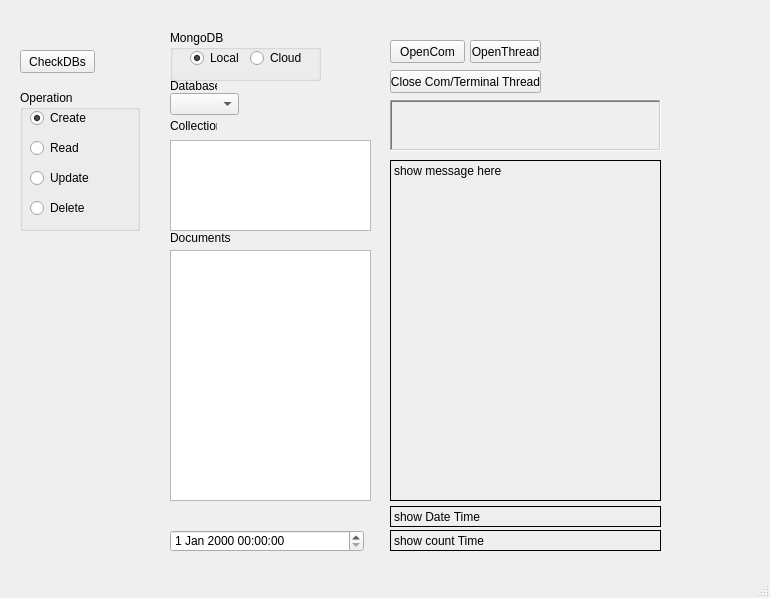
First picture: the form in myMDB.ui, repository avenboss/avenboss, before the edit.
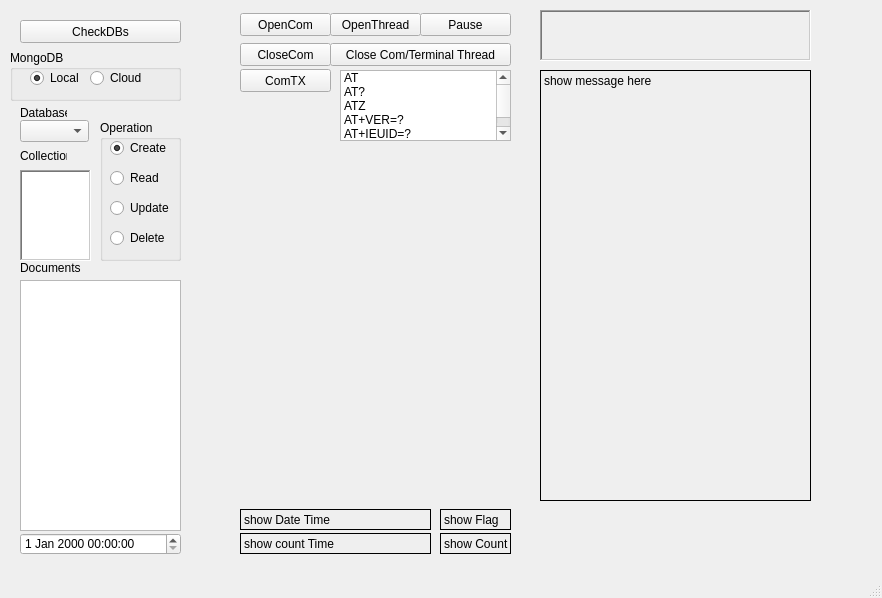
Second picture: the form after the edit.

```diff
--- a/myMDB.ui
+++ b/myMDB.ui
@@ -2,14 +2,23 @@
 <ui version="4.0">
  <class>MainWindow</class>
  <widget class="QMainWindow" name="MainWindow">
+  <property name="enabled">
+   <bool>true</bool>
+  </property>
   <property name="geometry">
    <rect>
     <x>0</x>
     <y>0</y>
-    <width>770</width>
+    <width>882</width>
     <height>598</height>
    </rect>
   </property>
+  <property name="sizePolicy">
+   <sizepolicy hsizetype="Preferred" vsizetype="Preferred">
+    <horstretch>2</horstretch>
+    <verstretch>0</verstretch>
+   </sizepolicy>
+  </property>
   <property name="windowTitle">
    <string>MainWindow</string>
   </property>
@@ -18,8 +27,8 @@
     <property name="geometry">
      <rect>
       <x>20</x>
-      <y>50</y>
-      <width>75</width>
+      <y>20</y>
+      <width>161</width>
       <height>23</height>
      </rect>
     </property>
@@ -30,9 +39,9 @@
    <widget class="QGroupBox" name="groupBox">
     <property name="geometry">
      <rect>
-      <x>170</x>
-      <y>30</y>
-      <width>151</width>
+      <x>10</x>
+      <y>50</y>
+      <width>171</width>
       <height>51</height>
      </rect>
     </property>
@@ -72,8 +81,8 @@
    <widget class="QLabel" name="label">
     <property name="geometry">
      <rect>
-      <x>170</x>
-      <y>230</y>
+      <x>20</x>
+      <y>260</y>
       <width>61</width>
       <height>16</height>
      </rect>
@@ -85,8 +94,8 @@
    <widget class="QLabel" name="label_2">
     <property name="geometry">
      <rect>
-      <x>170</x>
-      <y>80</y>
+      <x>20</x>
+      <y>107</y>
       <width>47</width>
       <height>12</height>
      </rect>
@@ -98,8 +107,8 @@
    <widget class="QComboBox" name="CBOX_db">
     <property name="geometry">
      <rect>
-      <x>170</x>
-      <y>93</y>
+      <x>20</x>
+      <y>120</y>
       <width>69</width>
       <height>22</height>
      </rect>
@@ -108,9 +117,9 @@
    <widget class="QPlainTextEdit" name="PTBOX_document">
     <property name="geometry">
      <rect>
-      <x>170</x>
-      <y>250</y>
-      <width>201</width>
+      <x>20</x>
+      <y>280</y>
+      <width>161</width>
       <height>251</height>
      </rect>
     </property>
@@ -118,9 +127,9 @@
    <widget class="QGroupBox" name="groupBox_2">
     <property name="geometry">
      <rect>
-      <x>20</x>
-      <y>90</y>
-      <width>120</width>
+      <x>100</x>
+      <y>120</y>
+      <width>81</width>
       <height>141</height>
      </rect>
     </property>
@@ -186,8 +195,8 @@
    <widget class="QLabel" name="label_3">
     <property name="geometry">
      <rect>
-      <x>170</x>
-      <y>120</y>
+      <x>20</x>
+      <y>150</y>
       <width>47</width>
       <height>12</height>
      </rect>
@@ -199,19 +208,28 @@
    <widget class="QListWidget" name="LSTW_collection">
     <property name="geometry">
      <rect>
-      <x>170</x>
-      <y>140</y>
-      <width>201</width>
+      <x>20</x>
+      <y>170</y>
+      <width>71</width>
       <height>91</height>
      </rect>
     </property>
+    <property name="autoFillBackground">
+     <bool>false</bool>
+    </property>
+    <property name="frameShape">
+     <enum>QFrame::WinPanel</enum>
+    </property>
+    <property name="frameShadow">
+     <enum>QFrame::Sunken</enum>
+    </property>
    </widget>
    <widget class="QDateTimeEdit" name="dateTimeEdit">
     <property name="geometry">
      <rect>
-      <x>170</x>
-      <y>530</y>
-      <width>194</width>
+      <x>20</x>
+      <y>533</y>
+      <width>161</width>
       <height>22</height>
      </rect>
     </property>
@@ -219,10 +237,10 @@
    <widget class="QLabel" name="LAB_dmsg">
     <property name="geometry">
      <rect>
-      <x>390</x>
-      <y>160</y>
+      <x>540</x>
+      <y>70</y>
       <width>271</width>
-      <height>341</height>
+      <height>431</height>
      </rect>
     </property>
     <property name="frameShape">
@@ -244,9 +262,9 @@
    <widget class="QPushButton" name="PBTNT">
     <property name="geometry">
      <rect>
-      <x>390</x>
-      <y>40</y>
-      <width>75</width>
+      <x>240</x>
+      <y>13</y>
+      <width>91</width>
       <height>23</height>
      </rect>
     </property>
@@ -272,9 +290,9 @@
    <widget class="QPushButton" name="PBTNT_2">
     <property name="geometry">
      <rect>
-      <x>470</x>
-      <y>40</y>
-      <width>71</width>
+      <x>330</x>
+      <y>13</y>
+      <width>91</width>
       <height>23</height>
      </rect>
     </property>
@@ -300,9 +318,9 @@
    <widget class="QLabel" name="LAB_runtime">
     <property name="geometry">
      <rect>
-      <x>390</x>
-      <y>530</y>
-      <width>271</width>
+      <x>240</x>
+      <y>533</y>
+      <width>191</width>
       <height>21</height>
      </rect>
     </property>
@@ -325,9 +343,9 @@
    <widget class="QLabel" name="LAB_datetime">
     <property name="geometry">
      <rect>
-      <x>390</x>
-      <y>506</y>
-      <width>271</width>
+      <x>240</x>
+      <y>509</y>
+      <width>191</width>
       <height>21</height>
      </rect>
     </property>
@@ -350,9 +368,9 @@
    <widget class="QPushButton" name="PBTNT_3">
     <property name="geometry">
      <rect>
-      <x>390</x>
-      <y>70</y>
-      <width>151</width>
+      <x>330</x>
+      <y>43</y>
+      <width>181</width>
       <height>23</height>
      </rect>
     </property>
@@ -378,8 +396,8 @@
    <widget class="QLabel" name="LAB_error">
     <property name="geometry">
      <rect>
-      <x>390</x>
-      <y>100</y>
+      <x>540</x>
+      <y>10</y>
       <width>271</width>
       <height>51</height>
      </rect>
@@ -403,6 +421,175 @@
      <cstring></cstring>
     </property>
    </widget>
+   <widget class="QPushButton" name="PBTNT_pause">
+    <property name="geometry">
+     <rect>
+      <x>420</x>
+      <y>13</y>
+      <width>91</width>
+      <height>23</height>
+     </rect>
+    </property>
+    <property name="autoFillBackground">
+     <bool>true</bool>
+    </property>
+    <property name="text">
+     <string>Pause</string>
+    </property>
+    <property name="checkable">
+     <bool>false</bool>
+    </property>
+    <property name="autoDefault">
+     <bool>false</bool>
+    </property>
+    <property name="default">
+     <bool>false</bool>
+    </property>
+    <property name="flat">
+     <bool>false</bool>
+    </property>
+   </widget>
+   <widget class="QLabel" name="LAB_showflag">
+    <property name="geometry">
+     <rect>
+      <x>440</x>
+      <y>509</y>
+      <width>71</width>
+      <height>21</height>
+     </rect>
+    </property>
+    <property name="frameShape">
+     <enum>QFrame::Box</enum>
+    </property>
+    <property name="text">
+     <string>show Flag</string>
+    </property>
+    <property name="alignment">
+     <set>Qt::AlignLeading|Qt::AlignLeft|Qt::AlignTop</set>
+    </property>
+    <property name="wordWrap">
+     <bool>false</bool>
+    </property>
+    <property name="buddy">
+     <cstring></cstring>
+    </property>
+   </widget>
+   <widget class="QLabel" name="LAB_showcount">
+    <property name="geometry">
+     <rect>
+      <x>440</x>
+      <y>533</y>
+      <width>71</width>
+      <height>21</height>
+     </rect>
+    </property>
+    <property name="frameShape">
+     <enum>QFrame::Box</enum>
+    </property>
+    <property name="text">
+     <string>show Count</string>
+    </property>
+    <property name="alignment">
+     <set>Qt::AlignLeading|Qt::AlignLeft|Qt::AlignTop</set>
+    </property>
+    <property name="wordWrap">
+     <bool>false</bool>
+    </property>
+    <property name="buddy">
+     <cstring></cstring>
+    </property>
+   </widget>
+   <widget class="QPushButton" name="PBTNT_comtx">
+    <property name="geometry">
+     <rect>
+      <x>240</x>
+      <y>69</y>
+      <width>91</width>
+      <height>23</height>
+     </rect>
+    </property>
+    <property name="autoFillBackground">
+     <bool>true</bool>
+    </property>
+    <property name="text">
+     <string>ComTX</string>
+    </property>
+    <property name="checkable">
+     <bool>true</bool>
+    </property>
+    <property name="autoDefault">
+     <bool>false</bool>
+    </property>
+    <property name="default">
+     <bool>false</bool>
+    </property>
+    <property name="flat">
+     <bool>false</bool>
+    </property>
+   </widget>
+   <widget class="QPushButton" name="PBTNT_comclose">
+    <property name="geometry">
+     <rect>
+      <x>240</x>
+      <y>43</y>
+      <width>91</width>
+      <height>23</height>
+     </rect>
+    </property>
+    <property name="autoFillBackground">
+     <bool>true</bool>
+    </property>
+    <property name="text">
+     <string>CloseCom</string>
+    </property>
+    <property name="checkable">
+     <bool>true</bool>
+    </property>
+    <property name="autoDefault">
+     <bool>false</bool>
+    </property>
+    <property name="default">
+     <bool>false</bool>
+    </property>
+    <property name="flat">
+     <bool>false</bool>
+    </property>
+   </widget>
+   <widget class="QListWidget" name="LSTW_atcmds">
+    <property name="geometry">
+     <rect>
+      <x>340</x>
+      <y>70</y>
+      <width>171</width>
+      <height>71</height>
+     </rect>
+    </property>
+    <item>
+     <property name="text">
+      <string>AT</string>
+     </property>
+    </item>
+    <item>
+     <property name="text">
+      <string>AT?</string>
+     </property>
+    </item>
+    <item>
+     <property name="text">
+      <string>ATZ</string>
+     </property>
+    </item>
+    <item>
+     <property name="text">
+      <string>AT+VER=?</string>
+     </property>
+    </item>
+    <item>
+     <property name="text">
+      <string>AT+IEUID=?</string>
+     </property>
+    </item>
+   </widget>
   </widget>
   <widget class="QMenuBar" name="menubar">
    <property name="geometry">
```
Left out of the diff: 2 changed lines with no effect on the pictures.
